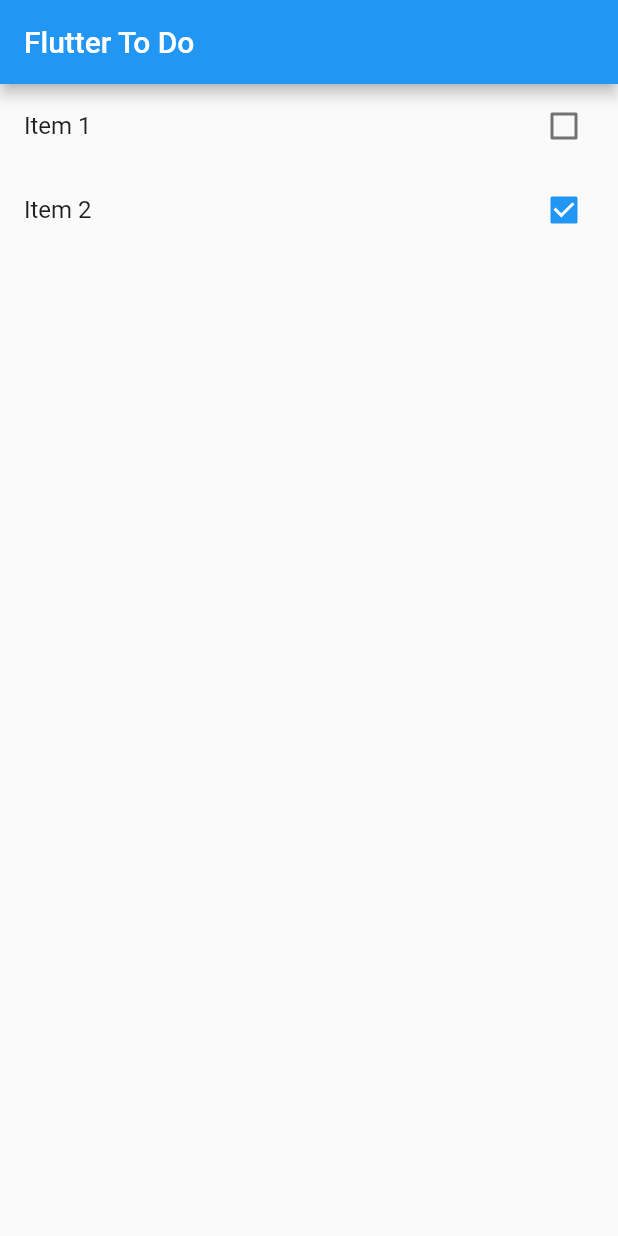
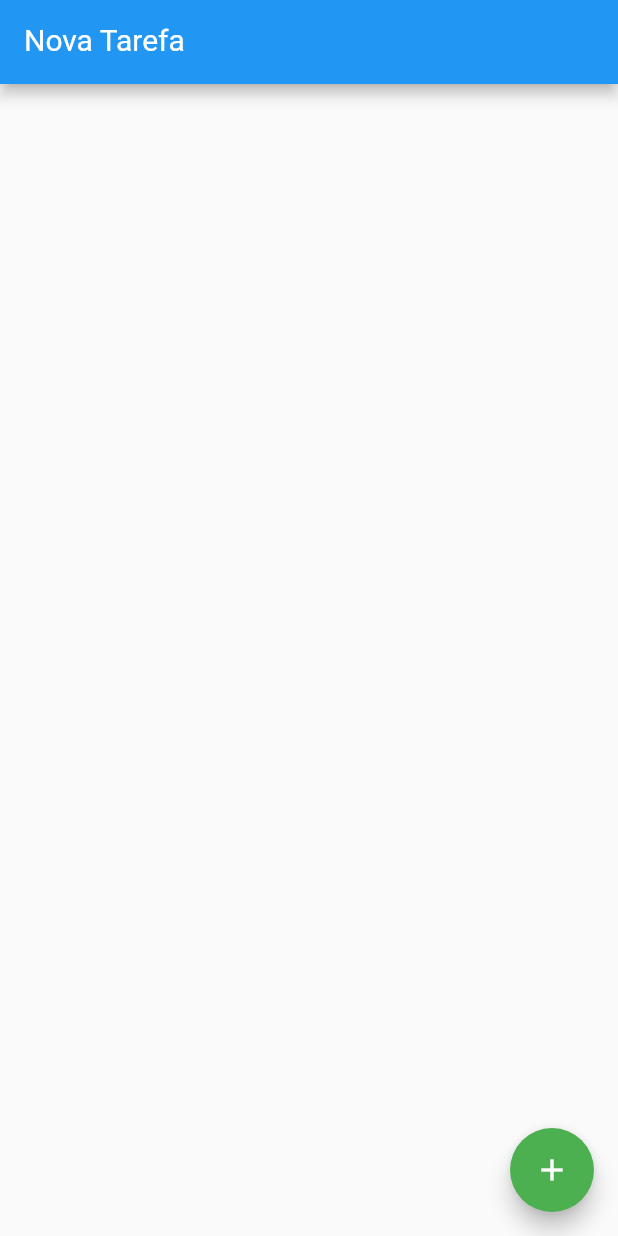
Before and after one commit to wendellarnald/flutter-to-do, a Flutter app: the screen it shows after launch, on a phone screen of 412 x 824 dp. Run offline on Flutter 3.47's test engine with Material 2 defaults, Android fonts, the phone set to English and light mode, and no system bars.

```diff
--- a/lib/main.dart
+++ b/lib/main.dart
@@ -20,22 +20,43 @@ class App extends StatelessWidget {
 class HomePage extends StatefulWidget {
   var items = new List<Item>();
 
-  HomePage() {
-    items = [];
-    items.add(Item(title: "Item 1", done: false));
-    items.add(Item(title: "Item 2", done: true));
-  }
-
   @override
   _HomePageState createState() => _HomePageState();
 }
 
 class _HomePageState extends State<HomePage> {
+  var newTaskCrtl = TextEditingController();
+
+  void addTask() {
+    if (newTaskCrtl.text.isEmpty) return;
+
+    setState(() {
+      widget.items.add(
+        Item(
+          title: newTaskCrtl.text,
+          done: false,
+        ),
+      );
+      newTaskCrtl.clear();
+    });
+  }
+
   @override
   Widget build(BuildContext context) {
     return Scaffold(
       appBar: AppBar(
-        title: Text("Flutter To Do"),
+        title: TextFormField(
+          controller: newTaskCrtl,
+          keyboardType: TextInputType.text,
+          style: TextStyle(
+            color: Colors.white,
+            fontSize: 20,
+          ),
+          decoration: InputDecoration(
+            labelText: "Nova Tarefa",
+            labelStyle: TextStyle(color: Colors.white),
+          ),
+        ),
       ),
       body: ListView.builder(
         itemCount: widget.items.length,
@@ -54,6 +75,11 @@ class _HomePageState extends State<HomePage> {
           );
         },
       ),
+      floatingActionButton: FloatingActionButton(
+        onPressed: addTask,
+        child: Icon(Icons.add),
+        backgroundColor: Colors.green,
+      ),
     );
   }
 }
```
